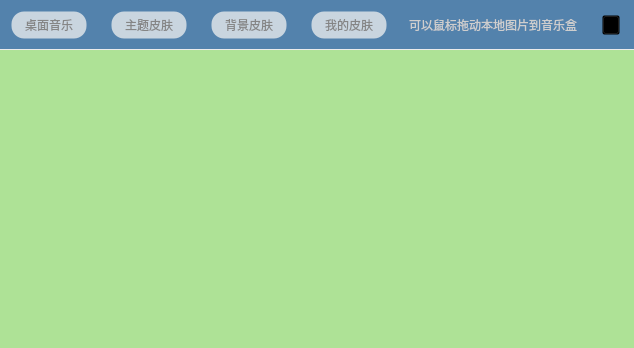
Old version of the form VideoPlayer/skin/MySkin.ui in the repository huizhang556/pc-video-player.
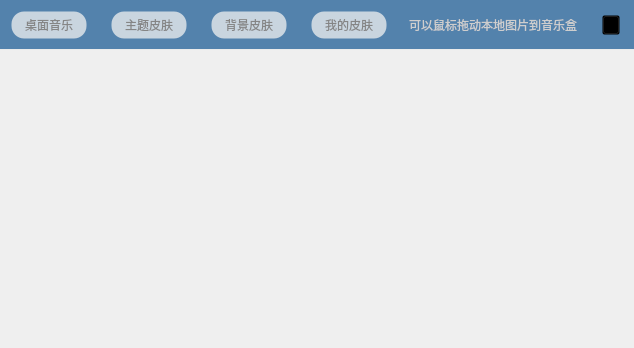
New version of the form. Icons and pictures are not drawn.

```diff
--- a/VideoPlayer/skin/MySkin.ui
+++ b/VideoPlayer/skin/MySkin.ui
@@ -16,7 +16,7 @@
   <property name="styleSheet">
    <string notr="true">#MySkin
 {
-background-color:rgba(93, 197, 47,0.3);
+/*background-color:rgba(93, 197, 47,0.3);*/
 }
 </string>
   </property>
```
